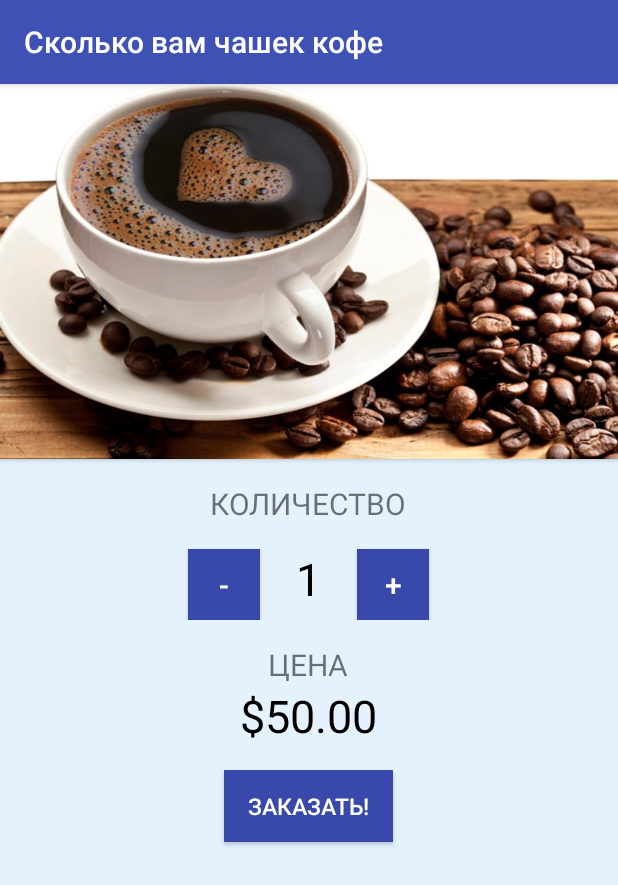
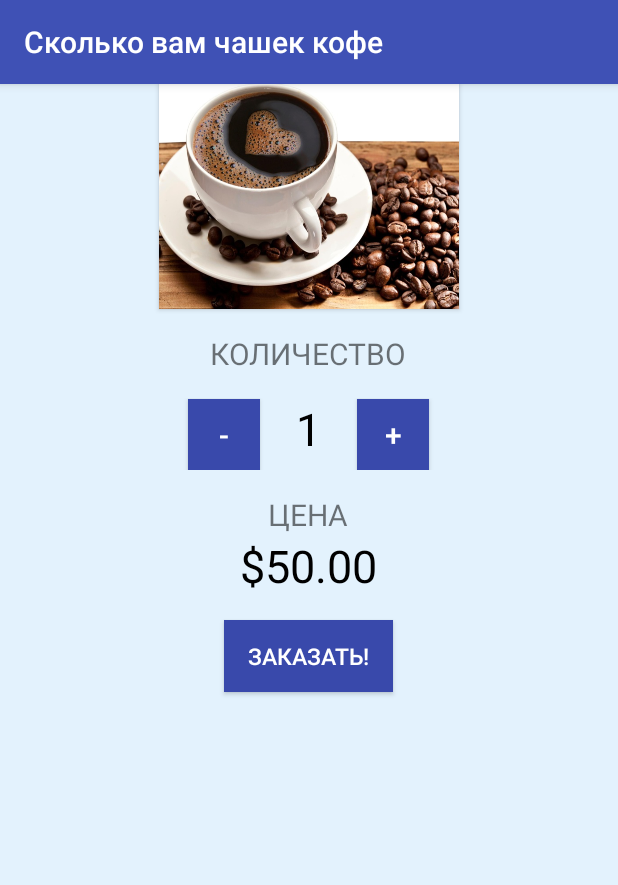
Before and after one commit to digitalfinesse/android_001_order-coffee, an Android app: the screen it shows after launch (MainActivity), on a phone screen of 412 x 824 dp. Shown: the top 885 px of the screen. Run offline under Robolectric (Android 15) with nearby library versions, the phone set to English and light mode, and no system bars.

Commit message:
Change image size

```diff
--- a/app/src/main/java/com/example/android/jastjava/MainActivity.java
+++ b/app/src/main/java/com/example/android/jastjava/MainActivity.java
@@ -67,5 +67,8 @@ public class MainActivity extends ActionBarActivity {
         priceTextView.setText(java.text.NumberFormat.getCurrencyInstance().format(number));
     }
 
-
+    private void displayMessage(String message) {
+        TextView priceTextView = (TextView) findViewById(R.id.price_text_view);
+        priceTextView.setText(message);
+    }
 }
--- a/app/src/main/res/layout/activity_main.xml
+++ b/app/src/main/res/layout/activity_main.xml
@@ -12,8 +12,9 @@
 
     <Button
         android:id="@+id/kofe"
-        android:layout_width="match_parent"
-        android:layout_height="250dp"
+        android:layout_width="200dp"
+        android:layout_height="150dp"
+        android:layout_gravity="center_horizontal"
         android:background="@drawable/kofe_28" />
 
     <TextView
```
